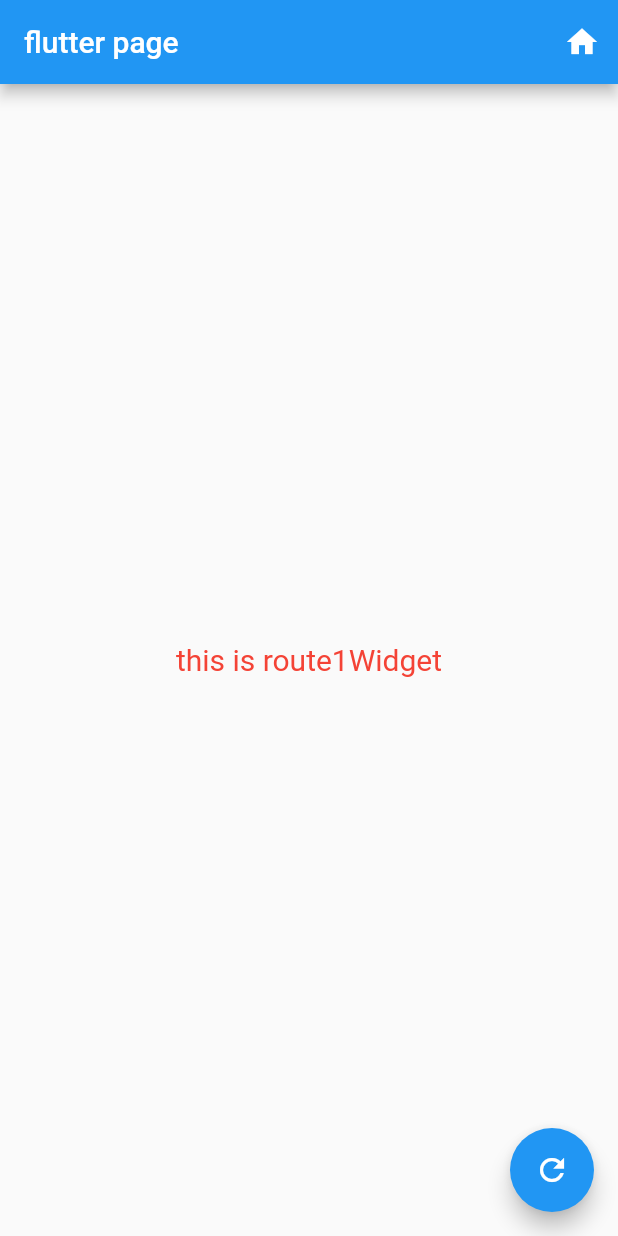
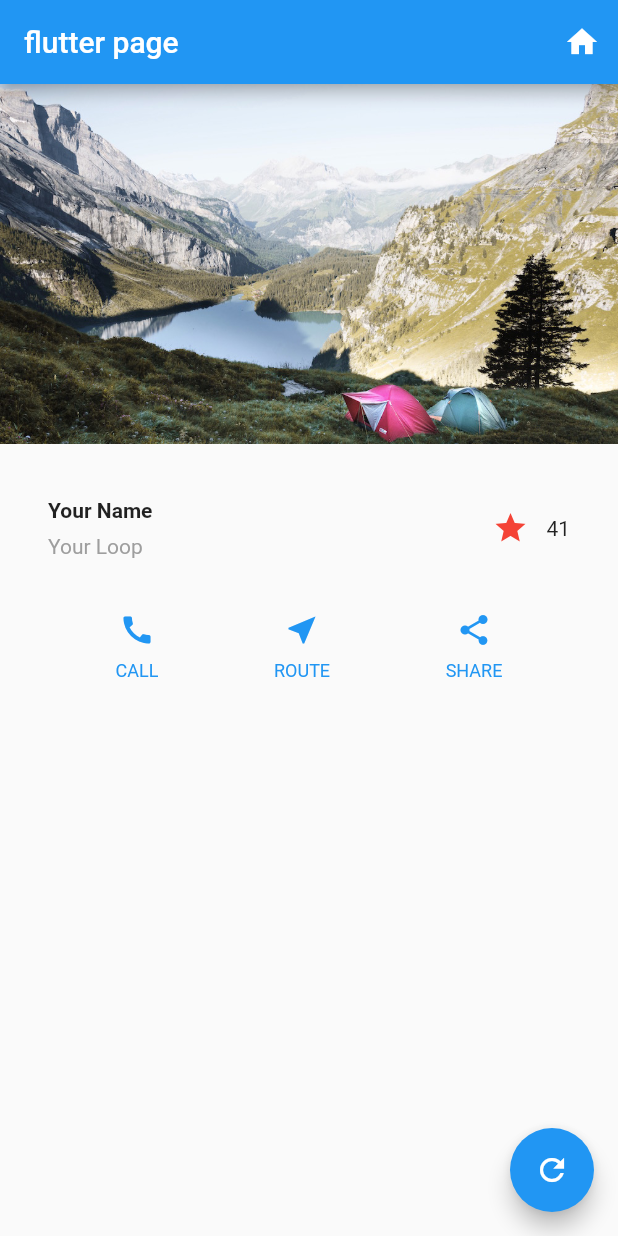
Before and after one commit to azusalee/MyFlutterDemo, a Flutter app: the screen it shows after launch, after a tap on the "refresh" icon, on a phone screen of 412 x 824 dp. Run offline on Flutter 3.47's test engine with Material 2 defaults, Android fonts, the phone set to English and light mode, and no system bars; missing offline and left inert: dart:ffi.

Commit message:
增加简单的动画，交互代码;

```diff
--- a/my_flutter_module/lib/main.dart
+++ b/my_flutter_module/lib/main.dart
@@ -1,3 +1,5 @@
+import 'dart:ffi';
+
 import 'package:flutter/material.dart';
 import 'dart:ui';
 import 'tab_page.dart';
@@ -40,8 +42,27 @@ class MyHomePage extends StatefulWidget {
   _MyHomePageState createState() => _MyHomePageState();
 }
 
-class _MyHomePageState extends State<MyHomePage> {
+class _MyHomePageState extends State<MyHomePage> with TickerProviderStateMixin {
   String _routePath;
+  AnimationController _animationController;
+  Animation _myAnimation;
+  int _favouriteCount = 41;
+  bool _isFavourite = true;
+
+  @override
+  void initState() {
+    // TODO: implement initState
+    super.initState();
+    _routePath = widget.initParams;
+    _animationController =
+        AnimationController(duration: Duration(milliseconds: 275), vsync: this);
+    _myAnimation =
+        CurvedAnimation(parent: _animationController, curve: Curves.linear);
+    _myAnimation.addListener(() {
+      setState(() {});
+    });
+  }
+
   @override
   Widget build(BuildContext context) {
     return Scaffold(
@@ -52,19 +73,25 @@ class _MyHomePageState extends State<MyHomePage> {
         ],
       ),
       body: Center(
-        child: _widgetRoute(_routePath!=null?_routePath:widget.initParams),
+        child: _widgetRoute(_routePath),
       ),
       floatingActionButton: FloatingActionButton(
         tooltip: 'Change',
         child: Icon(Icons.refresh),
         onPressed: () {
-          setState(() {
           if (_routePath == "/route1") {
             _routePath = "/route2";
-            }else {
+          } else {
             _routePath = "/route1";
           }
-          });
+          _animationController.forward(from: 0.0);
+//          setState(() {
+//            if (_routePath == "/route1") {
+//              _routePath = "/route2";
+//            }else {
+//              _routePath = "/route1";
+//            }
+//          });
         },
       ),
     );
@@ -74,13 +101,12 @@ class _MyHomePageState extends State<MyHomePage> {
     Navigator.of(context).push(
       new MaterialPageRoute(
         builder: (context) {
-            MyTabPage mypage = MyTabPage();
-            return mypage;
+          return MyTabPage();
           return new Scaffold(
             appBar: new AppBar(
               title: new Text('Saved Suggestions'),
             ),
-              body: Center (
+            body: Center(
               child: Text(
                 "next page",
               ),
@@ -103,19 +129,109 @@ class _MyHomePageState extends State<MyHomePage> {
   }
 
   Widget route1Widget() {
-    return Center(
+    Widget titleSection = Container(
+      padding: const EdgeInsets.all(32.0),
+      child: Row(
+        children: <Widget>[
+          Expanded(
+            child: Column(
+              crossAxisAlignment: CrossAxisAlignment.start,
+              children: <Widget>[
+                Container(
+                  padding: const EdgeInsets.only(bottom: 8.0),
                   child: Text(
-        "this is route1Widget",
-        style: TextStyle(color: Colors.red, fontSize: 20),
+                    'Your Name',
+                    style: TextStyle(fontWeight: FontWeight.bold),
+                  ),
+                ),
+                Text(
+                  'Your Loop',
+                  style: TextStyle(color: Colors.grey[500]),
+                )
+              ],
+            ),
+          ),
+          IconButton(
+            icon: Icon(
+              _isFavourite?Icons.star:Icons.star_border,
+              color: Colors.red,
+            ),
+            onPressed: (){
+              setState(() {
+                _isFavourite = !_isFavourite;
+                if (_isFavourite) {
+                  _favouriteCount += 1;
+                }else{
+                  _favouriteCount -= 1;
+                }
+              });
+            },
+          ),
+          Text('$_favouriteCount')
+        ],
       ),
     );
+    Widget buttonSection = Container(
+      child: Row(
+        mainAxisAlignment: MainAxisAlignment.spaceEvenly,
+        children: <Widget>[
+          buildButtonColumn(Icons.call, 'CALL', (){
+            print('Call did tap');
+          }),
+          buildButtonColumn(Icons.near_me, 'ROUTE', (){
+            print('Route did tap');
+          }),
+          buildButtonColumn(Icons.share, 'SHARE',(){
+            print('Share did tap');
+          }),
+        ],
+      ),
+    );
+
+    return ListView(
+      children: [
+        Image.asset(
+          'images/lake.jpg',
+          width: 600.0,
+          height: 240.0 * _animationController.value,
+          fit: BoxFit.cover,
+        ),
+        titleSection,
+        buttonSection,
+      ],
+    );
+  }
+
+  GestureDetector buildButtonColumn(IconData icon, String label, VoidCallback callback) {
+    Color color = Theme.of(context).primaryColor;
+    return GestureDetector(
+        onTap: callback,
+        child: Column(
+          mainAxisSize: MainAxisSize.min,
+          mainAxisAlignment: MainAxisAlignment.center,
+          children: <Widget>[
+            Icon(icon, color: color),
+            Container(
+              margin: const EdgeInsets.only(top: 8.0),
+              child: Text(
+                label,
+                style: TextStyle(
+                  fontSize: 12.0,
+                  fontWeight: FontWeight.w400,
+                  color: color,
+                ),
+              ),
+            )
+          ],
+        ));
   }
 
   Widget route2Widget() {
     return Center(
       child: Text(
         "this is route2Widget",
-        style: TextStyle(color: Colors.blue, fontSize: 20),
+        style: TextStyle(
+            color: Colors.blue, fontSize: 20 + _animationController.value * 10),
       ),
     );
   }
--- a/my_flutter_module/pubspec.yaml
+++ b/my_flutter_module/pubspec.yaml
@@ -43,8 +43,8 @@ flutter:
 
   # To add Flutter specific assets to your application, add an assets section,
   # like this:
-  # assets:
-  #  - images/a_dot_burr.jpeg
+  assets:
+    - images/lake.jpg
   #  - images/a_dot_ham.jpeg
 
   # An image asset can refer to one or more resolution-specific "variants", see
```
Also changed, not shown: my_flutter_module/images/lake.jpg (added). Lines whose indentation alone changed are shown as unchanged.
